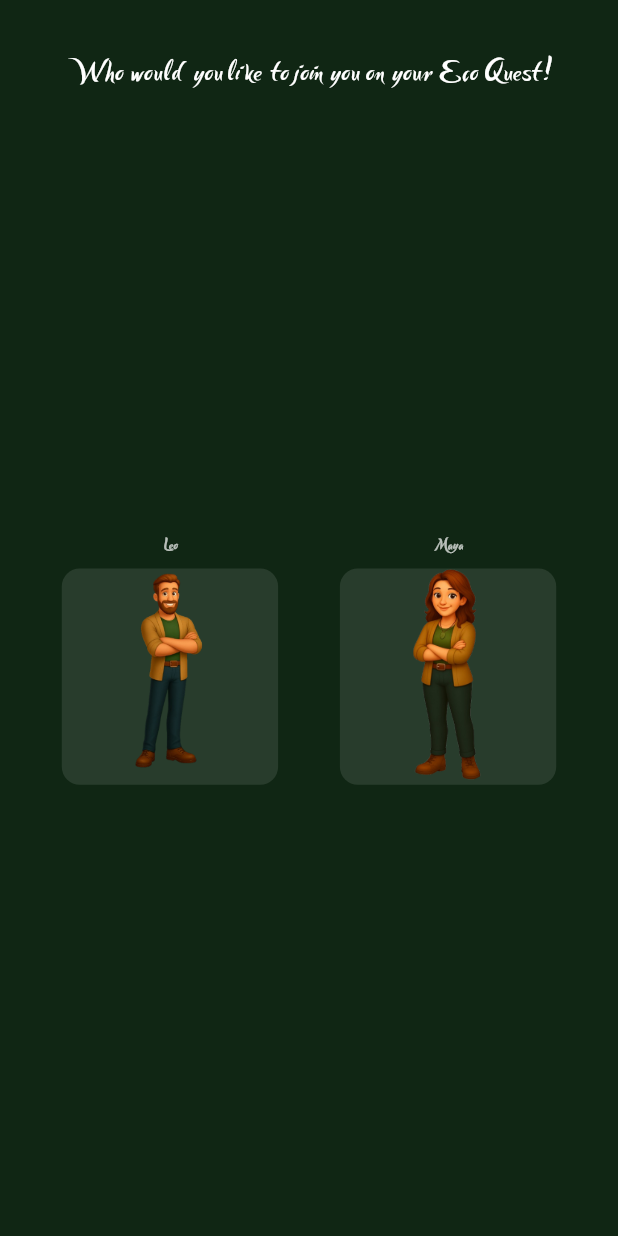
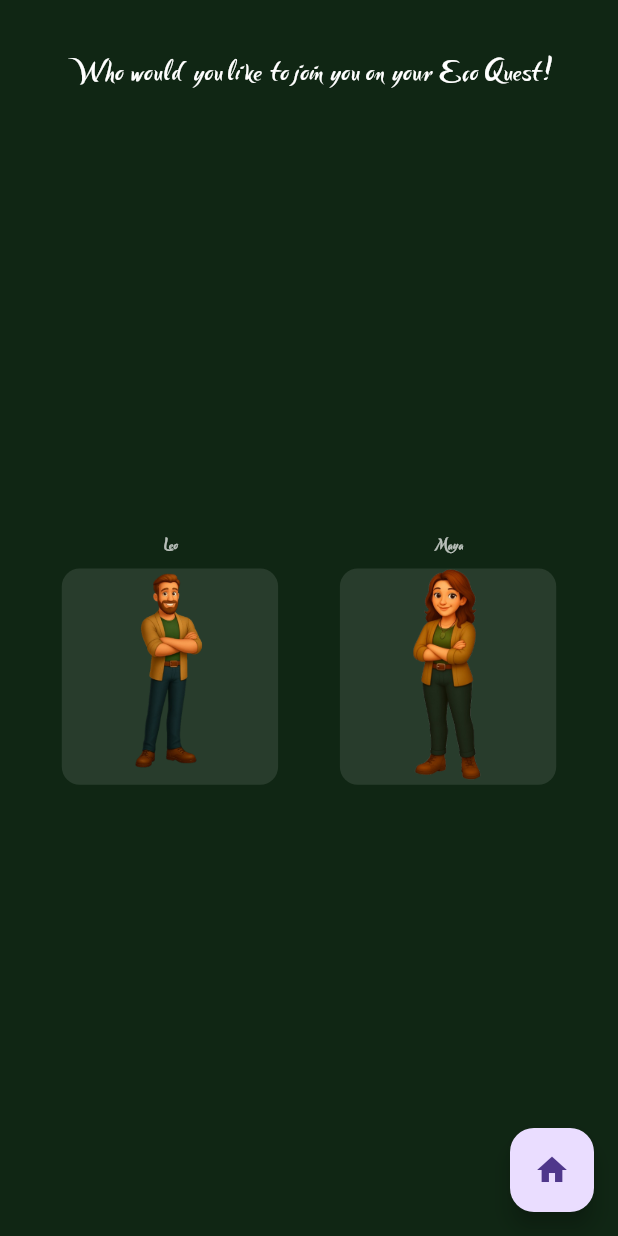
Before and after one commit to KaranPradhan266/EcoQuest, a Flutter app: the screen it shows after launch, after a tap on "GET STARTED", on a phone screen of 412 x 824 dp. Run offline on Flutter 3.47's test engine with Material 3 defaults, Android fonts, the phone set to English and light mode, and no system bars; our stand-ins replace audioplayers.

Commit message:
Added quiz and home button

```diff
--- a/ecoquest/lib/character_selection_screen.dart
+++ b/ecoquest/lib/character_selection_screen.dart
@@ -1,6 +1,7 @@
 import 'package:flutter/material.dart';
 import 'package:ecoquest/pollution_selection_screen.dart';
 import 'package:ecoquest/globals.dart';
+import 'package:ecoquest/ecoqueststartscreen.dart';
 
 class CharacterSelection extends StatelessWidget {
   const CharacterSelection({super.key});
@@ -12,6 +13,21 @@ class CharacterSelection extends StatelessWidget {
 
     return Scaffold(
       backgroundColor: const Color(0xFF102614),
+      floatingActionButton: FloatingActionButton(
+        tooltip: 'Home',
+        child: const Icon(Icons.home),
+        onPressed: () {
+          Navigator.pushReplacement(
+            context,
+            PageRouteBuilder(
+              pageBuilder: (_, __, ___) => StartScreen(),
+              transitionsBuilder: (_, anim, __, child) =>
+                FadeTransition(opacity: anim, child: child),
+              transitionDuration: const Duration(milliseconds: 500),
+            ),
+          );
+        },
+      ),
       body: SafeArea(
         child: Column(
           children: [
--- a/ecoquest/lib/ecoqueststartscreen.dart
+++ b/ecoquest/lib/ecoqueststartscreen.dart
@@ -161,6 +161,57 @@ class StartScreen extends StatelessWidget {
                   ),
                 ),
 
+                 Expanded(
+                  flex: 3,
+                  child: Center(
+                    child: Container(
+                      width: screenWidth * 0.2,
+                      decoration: BoxDecoration(
+                        gradient: LinearGradient(
+                          colors: [Color(0xFFC1E376), Color(0xFF1C9A33)],
+                          begin: Alignment.topLeft,
+                          end: Alignment.bottomRight,
+                        ),
+                        borderRadius: BorderRadius.circular(30),
+                      ),
+                      child: ElevatedButton(
+                        style: ElevatedButton.styleFrom(
+                          backgroundColor: Colors.transparent,
+                          shadowColor: Colors.transparent,
+                          shape: RoundedRectangleBorder(
+                            borderRadius: BorderRadius.circular(30),
+                          ),
+                        ),
+                        onPressed: () {
+                          Navigator.pushReplacement(
+                            context,
+                            PageRouteBuilder(
+                              pageBuilder: (context, animation, secondaryAnimation) => CharacterSelection(),
+                              transitionsBuilder: (context, animation, secondaryAnimation, child) {
+                                return FadeTransition(opacity: animation, child: child);
+                              },
+                              transitionDuration: Duration(milliseconds: 600),
+                            ),
+                          );
+                        },
+                        child: Padding(
+                          padding: EdgeInsets.all(8),
+                          child: Text(
+                            'QUIZ',
+                            style: TextStyle(
+                              fontWeight: FontWeight.bold,
+                              color: Colors.black,
+                              fontSize: screenWidth * 0.02,
+                              fontFamily: 'Inter',
+                            ),
+                          ),
+                        ),
+                      ),
+                    ),
+                  ),
+                ),
+
+
                 // Bottom Section - Fun Fact
                 Expanded(
                   flex: 2,
```
